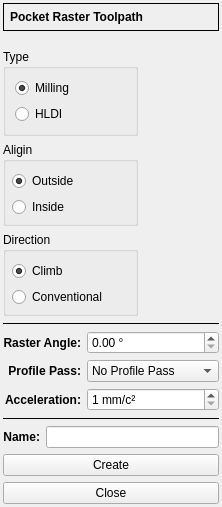
This is plugins/gcode/pocketraster/pocketrasterform.ui in XRay3D/GERBER_X3 as Qt 5 draws it before an edit. The edited form follows.
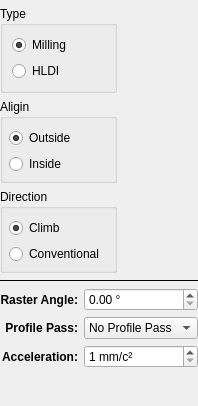
This is the edited form. Icons and pictures are not drawn. Custom widgets are drawn as their Qt base class.

```diff
--- a/plugins/gcode/pocketraster/pocketrasterform.ui
+++ b/plugins/gcode/pocketraster/pocketrasterform.ui
@@ -6,8 +6,8 @@
    <rect>
     <x>0</x>
     <y>0</y>
-    <width>222</width>
-    <height>480</height>
+    <width>197</width>
+    <height>406</height>
    </rect>
   </property>
   <property name="windowTitle">
@@ -18,74 +18,21 @@
     <set>Qt::AlignRight|Qt::AlignTrailing|Qt::AlignVCenter</set>
    </property>
    <property name="leftMargin">
-    <number>3</number>
+    <number>0</number>
    </property>
    <property name="topMargin">
-    <number>3</number>
+    <number>0</number>
    </property>
    <property name="rightMargin">
-    <number>3</number>
+    <number>0</number>
    </property>
    <property name="bottomMargin">
-    <number>3</number>
+    <number>0</number>
    </property>
    <item row="0" column="0" colspan="2">
-    <widget class="QFrame" name="frame">
-     <property name="enabled">
-      <bool>true</bool>
-     </property>
-     <property name="sizePolicy">
-      <sizepolicy hsizetype="Preferred" vsizetype="Fixed">
-       <horstretch>0</horstretch>
-       <verstretch>0</verstretch>
-      </sizepolicy>
-     </property>
-     <property name="frameShape">
-      <enum>QFrame::Box</enum>
-     </property>
-     <property name="frameShadow">
-      <enum>QFrame::Plain</enum>
-     </property>
-     <layout class="QVBoxLayout" name="verticalLayout_2">
-      <property name="leftMargin">
-       <number>6</number>
-      </property>
-      <property name="topMargin">
-       <number>6</number>
-      </property>
-      <property name="rightMargin">
-       <number>6</number>
-      </property>
-      <property name="bottomMargin">
-       <number>6</number>
-      </property>
-      <item>
-       <widget class="QLabel" name="label">
-        <property name="enabled">
-         <bool>true</bool>
-        </property>
-        <property name="font">
-         <font>
-          <weight>75</weight>
-          <bold>true</bold>
-         </font>
-        </property>
-        <property name="text">
-         <string>Pocket Raster Toolpath</string>
-        </property>
-       </widget>
-      </item>
-     </layout>
-    </widget>
+    <widget class="ToolSelectorForm" name="toolHolder" native="true"/>
    </item>
    <item row="1" column="0" colspan="2">
-    <widget class="DepthForm" name="dsbxDepth" native="true">
-     <property name="enabled">
-      <bool>true</bool>
-     </property>
-    </widget>
-   </item>
-   <item row="3" column="0" colspan="2">
     <layout class="QGridLayout" name="gridLayout">
      <item row="2" column="0">
       <widget class="QGroupBox" name="groupBox_4">
@@ -237,7 +184,7 @@
      </item>
     </layout>
    </item>
-   <item row="4" column="0" colspan="2">
+   <item row="2" column="0" colspan="2">
     <widget class="Line" name="line_3">
      <property name="frameShadow">
       <enum>QFrame::Plain</enum>
@@ -247,7 +194,7 @@
      </property>
     </widget>
    </item>
-   <item row="5" column="0" colspan="2">
+   <item row="3" column="0" colspan="2">
     <layout class="QFormLayout" name="formLayout_2">
      <property name="labelAlignment">
       <set>Qt::AlignRight|Qt::AlignTrailing|Qt::AlignVCenter</set>
@@ -271,7 +218,6 @@
        </property>
        <property name="font">
         <font>
-         <weight>75</weight>
          <bold>true</bold>
         </font>
        </property>
@@ -290,7 +236,6 @@
        </property>
        <property name="font">
         <font>
-         <weight>75</weight>
          <bold>true</bold>
         </font>
        </property>
@@ -306,7 +251,6 @@
       <widget class="QLabel" name="labelAcc">
        <property name="font">
         <font>
-         <weight>75</weight>
          <bold>true</bold>
         </font>
        </property>
@@ -371,94 +315,20 @@
      </item>
     </layout>
    </item>
-   <item row="6" column="0" colspan="2">
-    <widget class="Line" name="line_2">
-     <property name="enabled">
-      <bool>true</bool>
-     </property>
-     <property name="frameShadow">
-      <enum>QFrame::Plain</enum>
-     </property>
-     <property name="orientation">
-      <enum>Qt::Horizontal</enum>
-     </property>
-    </widget>
-   </item>
-   <item row="7" column="0">
-    <widget class="QLabel" name="label_6">
-     <property name="enabled">
-      <bool>true</bool>
-     </property>
-     <property name="sizePolicy">
-      <sizepolicy hsizetype="MinimumExpanding" vsizetype="Preferred">
-       <horstretch>0</horstretch>
-       <verstretch>0</verstretch>
-      </sizepolicy>
-     </property>
-     <property name="font">
-      <font>
-       <weight>75</weight>
-       <bold>true</bold>
-      </font>
-     </property>
-     <property name="text">
-      <string>Name:</string>
-     </property>
-     <property name="alignment">
-      <set>Qt::AlignRight|Qt::AlignTrailing|Qt::AlignVCenter</set>
-     </property>
-    </widget>
-   </item>
-   <item row="7" column="1">
-    <widget class="QLineEdit" name="leName">
-     <property name="enabled">
-      <bool>true</bool>
-     </property>
-    </widget>
-   </item>
-   <item row="8" column="0" colspan="2">
-    <widget class="QPushButton" name="pbCreate">
-     <property name="enabled">
-      <bool>true</bool>
-     </property>
-     <property name="text">
-      <string>Create</string>
-     </property>
-    </widget>
-   </item>
-   <item row="9" column="0" colspan="2">
-    <widget class="QPushButton" name="pbClose">
-     <property name="enabled">
-      <bool>true</bool>
-     </property>
-     <property name="text">
-      <string>Close</string>
-     </property>
-    </widget>
-   </item>
-   <item row="2" column="0" colspan="2">
-    <widget class="ToolSelectorForm" name="toolHolder" native="true"/>
-   </item>
   </layout>
  </widget>
  <customwidgets>
-  <customwidget>
-   <class>DepthForm</class>
-   <extends>QWidget</extends>
-   <header location="global">depthform.h</header>
-   <container>1</container>
-  </customwidget>
-  <customwidget>
-   <class>ToolSelectorForm</class>
-   <extends>QWidget</extends>
-   <header location="global">tool_selectorform.h</header>
-   <container>1</container>
-  </customwidget>
   <customwidget>
    <class>DoubleSpinBox</class>
    <extends>QDoubleSpinBox</extends>
    <header location="global">doublespinbox.h</header>
   </customwidget>
+  <customwidget>
+   <class>ToolSelectorForm</class>
+   <extends>QWidget</extends>
+   <header location="global">tool_selectorform.h</header>
+   <container>1</container>
+  </customwidget>
  </customwidgets>
  <resources/>
  <connections/>
```
